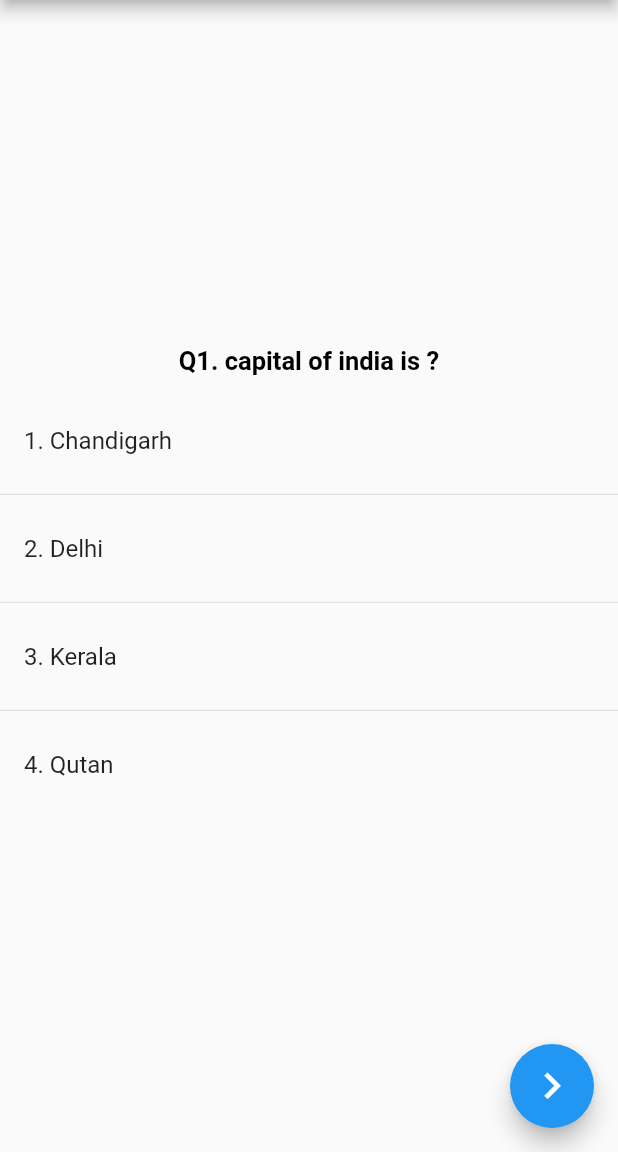
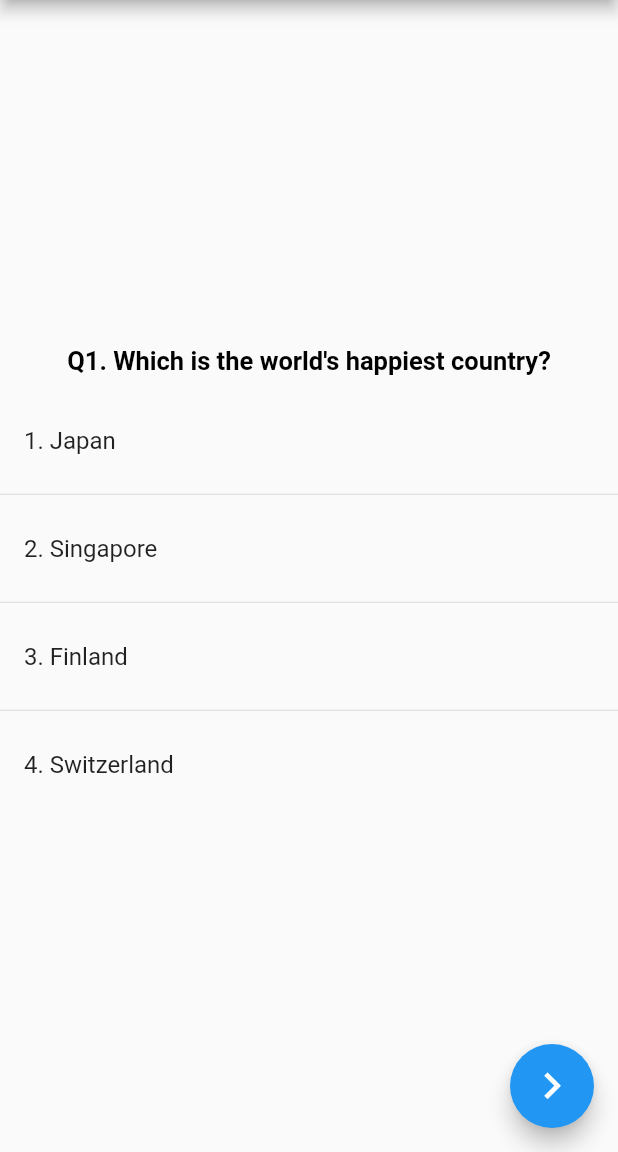
Before and after one commit to shreyamG/Quiz-app, a Flutter app: the screen it shows after launch, on a phone screen of 412 x 824 dp, the part 84-1236 px from its top. Run offline on Flutter 3.47's test engine with Material 2 defaults, Android fonts, the phone set to English and light mode, and no system bars.

Commit message:
Updated Questions

```diff
--- a/lib/screens/constants.dart
+++ b/lib/screens/constants.dart
@@ -4,15 +4,15 @@ import 'package:quiz_app/models/question.dart';
 
 List questions = [
 
-  Question(question: "capital of india is ?",
-  options: ["Chandigarh", "Delhi", "Kerala", "Qutan"],
+  Question(question: "Which is the world's happiest country?",
+  options: ["Japan", "Singapore", "Finland", "Switzerland"],
+  correctOption: 2
+  ),
+  Question(question: "What Netflix show had the most streaming views in 2021?",
+  options: ["Peaky Blinders", "Squid Game", "Suits", "Breaking Bad"],
   correctOption: 1
   ),
-  Question(question: "capital of Haryana is ?",
-  options: ["Chandigarh", "Delhi", "Kerala", "Qutan"],
-  correctOption: 0
-  ),
-  Question(question: "capital of Punjab is ?",
+  Question(question: "What is the Capital of Punjab?",
   options: ["Chandigarh", "Delhi", "Kerala", "Qutan"],
   correctOption: 0
   )
```
